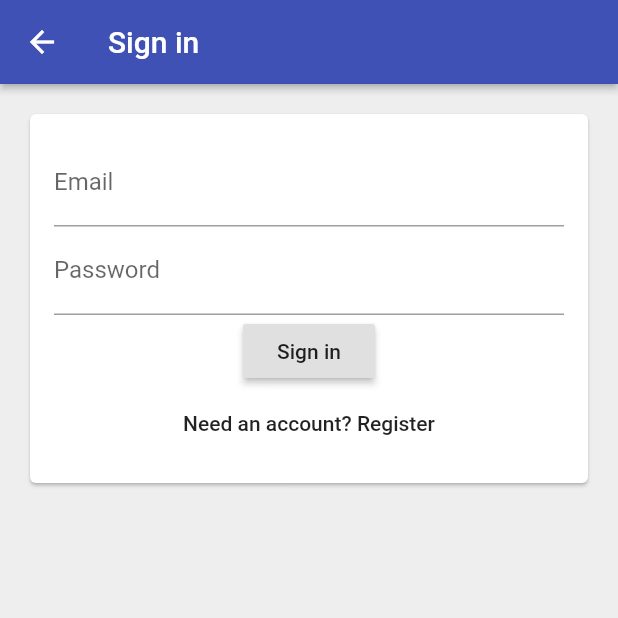
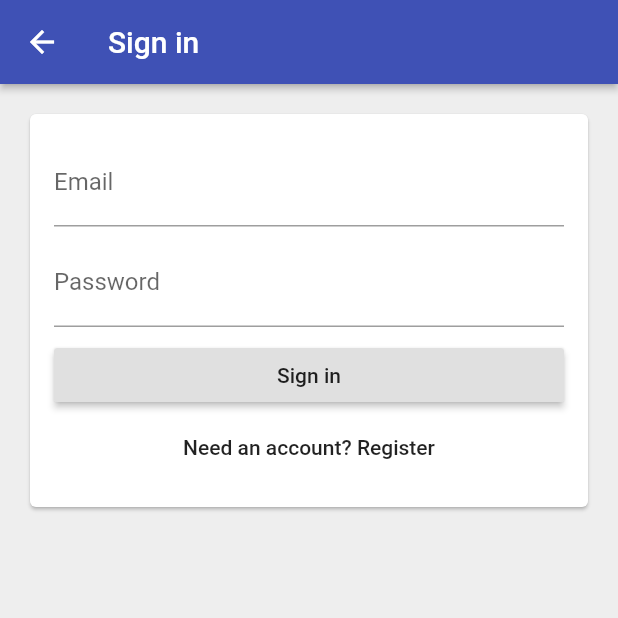
Before and after one commit to christenbc/time_tracker_app, a Flutter app: the EmailSignInPage screen opened directly, on a phone screen of 412 x 824 dp, the top half of it. Run offline on Flutter 3.47's test engine with Material 2 defaults, Android fonts, the phone set to English and light mode, and no system bars; our stand-ins replace firebase_auth, firebase_core, google_sign_in; accounts and stored records are empty.

Commit message:
stretch button and add spaces

```diff
--- a/lib/app/sign_in/email_sign_in_form.dart
+++ b/lib/app/sign_in/email_sign_in_form.dart
@@ -9,12 +9,14 @@ class EmailSignInForm extends StatelessWidget {
           hintText: 'text@test.com',
         ),
       ),
+      SizedBox(height: 8.0),
       TextField(
         decoration: InputDecoration(
           labelText: 'Password',
         ),
         obscureText: true,
       ),
+      SizedBox(height: 8.0),
       RaisedButton(
           child: Text('Sign in'),
           onPressed: () {},
@@ -31,6 +33,7 @@ class EmailSignInForm extends StatelessWidget {
     return Padding(
       padding: const EdgeInsets.all(16.0),
       child: Column(
+        crossAxisAlignment: CrossAxisAlignment.stretch,
         mainAxisSize: MainAxisSize.min, // minimize the length of the column
         children: _buildChildren(),
       ),
```
